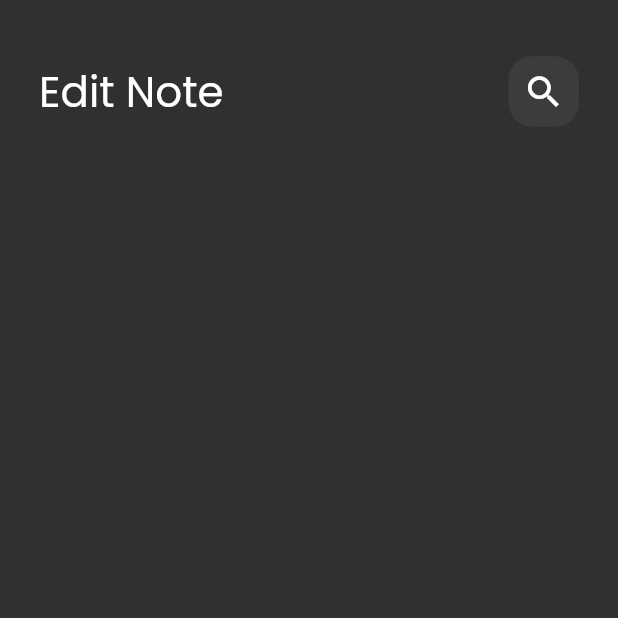
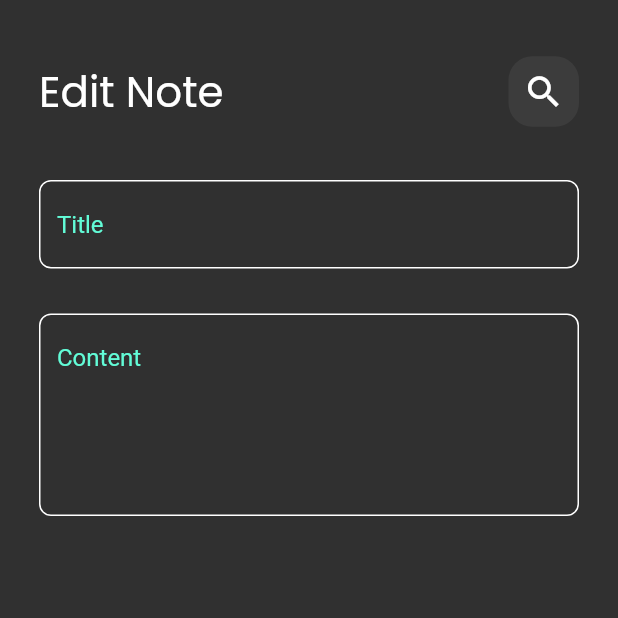
Before and after one commit to toqaa22/notes_app, a Flutter app: the Edit_note_view screen opened directly, on a phone screen of 412 x 824 dp, the top half of it. Run offline on Flutter 3.47's test engine with Material 2 defaults, Android fonts, the phone set to English and light mode, and no system bars; our stand-ins replace google_fonts.

Commit message:
create notemodel

```diff
--- a/lib/view/widgets/editnoteview_body.dart
+++ b/lib/view/widgets/editnoteview_body.dart
@@ -1,5 +1,6 @@
 import 'package:flutter/material.dart';
 import 'package:note/view/widgets/custom_appbar.dart';
+import 'package:note/view/widgets/custom_textfield.dart';
 class EditNoteViewBody extends StatelessWidget {
   const EditNoteViewBody({Key? key}) : super(key: key);
 
@@ -8,7 +9,14 @@ class EditNoteViewBody extends StatelessWidget {
     return Padding(
       padding: const EdgeInsets.all(26.0),
       child: Column(children: [
-        CustomAppbar(icon: Icons.edit, title: 'Edit Note'),
+        CustomAppbar(
+            icon: Icons.edit, title: 'Edit Note'),
+        SizedBox(height: 24,),
+        CustomTextField(hintText: 'Title'),
+        SizedBox(
+          height: 30,
+        ),
+        CustomTextField(hintText: 'Content',maxLines: 5),
       ],),
     );
   }
```
Also changed, not shown: lib/models/note_model.dart (added, +13 -0 lines).
